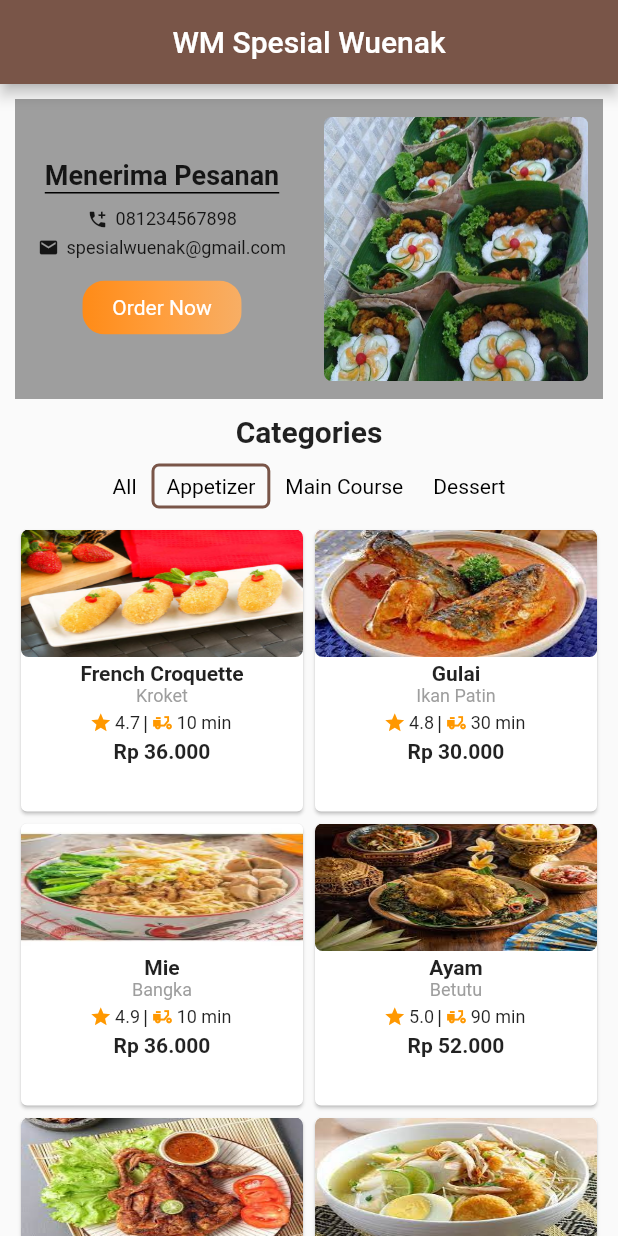
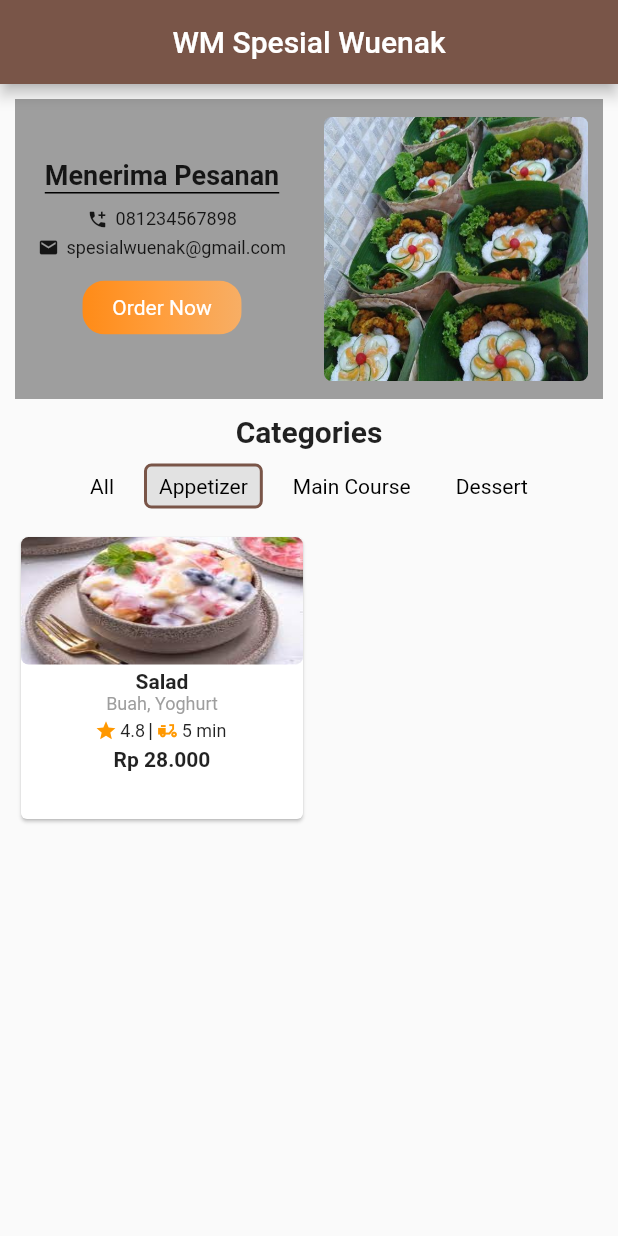
Before and after one commit to dewaasmara589/Belajar-Flutter, a Flutter app: the screen it shows after launch, after a tap on "Appetizer", on a phone screen of 412 x 824 dp. Run offline on Flutter 3.47's test engine with Material 2 defaults, Android fonts, the phone set to English and light mode, and no system bars.

Commit message:
submission_flutter_pemula_dicoding : Complete make MenuText to Filter Grid List Makanan

```diff
--- a/submission_flutter_pemula_dicoding/lib/detail.dart
+++ /dev/null
@@ -1 +0,0 @@
-import 'package:flutter/material.dart';
--- a/submission_flutter_pemula_dicoding/lib/main.dart
+++ b/submission_flutter_pemula_dicoding/lib/main.dart
@@ -236,96 +236,6 @@ class MainScreen extends StatelessWidget {
           ),
           const SizedBox(height : 10.0),
           const MenuText(titleMenu: ['All', 'Appetizer', 'Main Course', 'Dessert']),
-          const SizedBox(height: 5.0,),
-
-          Expanded(
-            child: GridView.count(
-              crossAxisCount: 2,
-              padding: const EdgeInsets.symmetric(vertical: 5.0, horizontal: 10.0),
-              crossAxisSpacing: 0.0,
-              mainAxisSpacing: 0.0,
-              children: listDataModel.map((data) => Card(
-                child: Container(
-                  alignment: Alignment.center,// use aligment
-                  decoration: BoxDecoration(
-                    borderRadius: BorderRadius.circular(10),
-                    // border: Border.all(color: Colors.black),
-                  ),
-                  child: InkWell(
-                    onTap: (){
-                      print('Clicked : ' + data.id.toString());
-                    },
-                    child: Column(
-                      crossAxisAlignment: CrossAxisAlignment.stretch,
-                      children: [
-                        ClipRRect(
-                          borderRadius: const BorderRadius.all(
-                              Radius.circular(5.0)
-                          ),
-                          child : Image.asset(
-                            data.image,
-                            height: 85,
-                            fit: BoxFit.fill,
-                          ),
-                        ),
-                        const SizedBox(height: 3,),
-                        Text(data.title,
-                          textAlign: TextAlign.center,
-                          style: const TextStyle(
-                            fontSize: 14.0,
-                            fontWeight: FontWeight.bold,
-                          ),
-                        ),
-                        Text(data.subTitle,
-                          textAlign: TextAlign.center,
-                          style: const TextStyle(
-                            color : Colors.grey,
-                            fontSize: 12.0,
-                          ),
-                        ),
-                        const SizedBox(height: 3,),
-                        Row(
-                          crossAxisAlignment : CrossAxisAlignment.center,
-                          mainAxisAlignment : MainAxisAlignment.center,
-                          children: [
-                            const Icon(
-                              Icons.star,
-                              color: Colors.orange,
-                              size: 15.0,
-                            ),
-                            Padding(
-                              padding: const EdgeInsets.symmetric(horizontal: 2.0),
-                              child : Text(data.rating.toString(), style: const TextStyle(fontSize: 12.0),),
-                            ),
-                            const Text('|'),
-                            const SizedBox(width: 2.0,),
-                            const Icon(
-                              Icons.delivery_dining_sharp,
-                              color: Colors.orange,
-                              size: 15.0,
-                            ),
-                            Padding(
-                              padding: const EdgeInsets.symmetric(horizontal: 2.0),
-                              child : Text(data.duration, style: const TextStyle(fontSize: 12.0),),
-                            ),
-                          ],
-                        ),
-                        const SizedBox(height: 3,),
-                        Text(data.price,
-                          textAlign: TextAlign.center,
-                          style: const TextStyle(
-                            fontSize: 14.0,
-                            fontWeight: FontWeight.bold,
-                          ),
-                        ),
-                      ],
-                    ),
-                  ),
-                ),
-              ),).toList(),
-            ),
-          ),
-
         ],
       ),
     );
@@ -346,15 +256,23 @@ class _MenuText extends State<MenuText> {
     0 : true,
     1 : false,
     2 : false,
-    3 : false,
+    3 : false
   };
 
   var getKey = 0;
+  var selectedValue = 'All';
+
+  late List<dataModel> newDataList = [];
 
   @override
   Widget build(BuildContext context) {
-    return Container(
-      padding: const EdgeInsets.symmetric(horizontal: 10.0),
+    if (selectedValue == 'All'){
+      newDataList.clear();
+      newDataList = List.from(listDataModel);
+    }
+    return Column(
+      children: [
+        Container(
         height: 30.0,
         child: ListView.builder(
             scrollDirection: Axis.horizontal,
@@ -366,15 +284,17 @@ class _MenuText extends State<MenuText> {
                     mainAxisAlignment: MainAxisAlignment.spaceAround,
                     children: <Widget> [
                       Container(
+                          margin: const EdgeInsets.symmetric(horizontal: 5.0),
                           decoration: BoxDecoration(
                             border: Border.all(width: 2, color: getKey == index? Colors.brown : Colors.transparent,),
-                        borderRadius: BorderRadius.all(Radius.circular(5)),
+                            color: getKey == index ? const Color.fromRGBO(128, 128, 128, 0.2) : Colors.transparent,
+                            borderRadius: const BorderRadius.all(Radius.circular(5)),
                           ),
                           child : Padding(
                               padding: const EdgeInsets.symmetric(horizontal: 8.0, vertical: 5.0),
                               child: Text(
                                 widget.titleMenu[index].toString(),
-                            style: TextStyle(
+                                style: const TextStyle(
                                   color: Colors.black,
                                   fontSize: 14.0,
                                 ),
@@ -393,18 +313,129 @@ class _MenuText extends State<MenuText> {
                     });
 
 
-              print('List = ' + menuTextIsPressed.toString());
+                    // Trigger MenuText
                     var trueKey = menuTextIsPressed.keys.firstWhere((k) => menuTextIsPressed[k] == true);
 
                     setState(() {
+                      selectedValue = widget.titleMenu[index].toString();
                       getKey = trueKey;
+
+                      if (selectedValue == 'All'){
+                        newDataList.clear();
+                        newDataList = List.from(listDataModel);
+                      }else{
+                        newDataList.clear();
+                        for (var item in listDataModel) {
+                          if (selectedValue == item.type){
+                            newDataList.add(dataModel(id: item.id, image: item.image,
+                                title: item.title, subTitle: item.subTitle,
+                                rating: item.rating, duration: item.duration,
+                                price: item.price, type: item.type, desc: item.desc));
+                          }
+                        }
+                      }
                     });
-
-              print('Tes = ' + trueKey.toString());
                   }
               );
             }
+          )
         ),
+        const SizedBox(height : 10.0),
+        Container(
+          height: 398.0,
+          child: GridView.count(
+            crossAxisCount: 2,
+            padding: const EdgeInsets.symmetric(vertical: 5.0, horizontal: 10.0),
+            crossAxisSpacing: 0.0,
+            mainAxisSpacing: 0.0,
+            children: newDataList.map((data) =>
+            Card(
+              child: Container(
+                alignment: Alignment.center, // use aligment
+                decoration: BoxDecoration(
+                  borderRadius: BorderRadius.circular(10),
+                  // border: Border.all(color: Colors.black),
+                ),
+                child: InkWell(
+                  onTap: () {
+                    print('Clicked : ' + data.id.toString());
+                    print('Clicked : ' + data.title.toString());
+                  },
+                  child: Column(
+                    crossAxisAlignment: CrossAxisAlignment.stretch,
+                    children: [
+                      ClipRRect(
+                        borderRadius: const BorderRadius.all(
+                            Radius.circular(5.0)
+                        ),
+                        child: Image.asset(
+                          data.image,
+                          height: 85,
+                          fit: BoxFit.fill,
+                        ),
+                      ),
+                      const SizedBox(height: 3,),
+                      Text(data.title,
+                        textAlign: TextAlign.center,
+                        style: const TextStyle(
+                          fontSize: 14.0,
+                          fontWeight: FontWeight.bold,
+                        ),
+                      ),
+                      Text(data.subTitle,
+                        textAlign: TextAlign.center,
+                        style: const TextStyle(
+                          color: Colors.grey,
+                          fontSize: 12.0,
+                        ),
+                      ),
+                      const SizedBox(height: 3,),
+                      Row(
+                        crossAxisAlignment: CrossAxisAlignment.center,
+                        mainAxisAlignment: MainAxisAlignment.center,
+                        children: [
+                          const Icon(
+                            Icons.star,
+                            color: Colors.orange,
+                            size: 15.0,
+                          ),
+                          Padding(
+                            padding: const EdgeInsets.symmetric(
+                                horizontal: 2.0),
+                            child: Text(data.rating.toString(),
+                              style: const TextStyle(fontSize: 12.0),),
+                          ),
+                          const Text('|'),
+                          const SizedBox(width: 2.0,),
+                          const Icon(
+                            Icons.delivery_dining_sharp,
+                            color: Colors.orange,
+                            size: 15.0,
+                          ),
+                          Padding(
+                            padding: const EdgeInsets.symmetric(
+                                horizontal: 2.0),
+                            child: Text(data.duration,
+                              style: const TextStyle(fontSize: 12.0),),
+                          ),
+                        ],
+                      ),
+                      const SizedBox(height: 3,),
+                      Text(data.price,
+                        textAlign: TextAlign.center,
+                        style: const TextStyle(
+                          fontSize: 14.0,
+                          fontWeight: FontWeight.bold,
+                        ),
+                      ),
+                    ],
+                  ),
+                ),
+              ),
+            )).toList(),
+          ),
+        )
+      ],
     );
   }
 }
```
Lines whose indentation alone changed are shown as unchanged.
